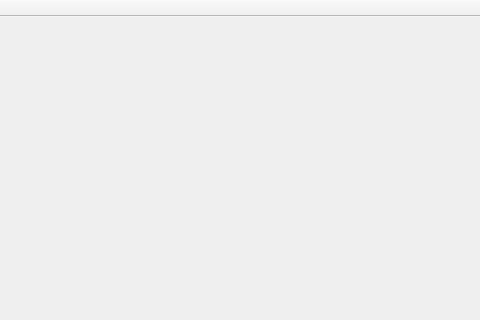
Before: the Qt Designer form gui/libRamsesWidgets/src/PreviewMainWindow.ui in bmwcarit/ramses-composer, drawn with Qt 5; both pictures show x 0 to 480 and y 0 to 320 of the 800 by 600 pixel window.
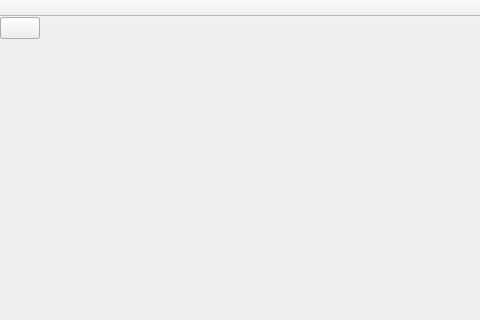
After: the same form once the commit is applied.

Diff of the .ui file:
```diff
--- a/gui/libRamsesWidgets/src/PreviewMainWindow.ui
+++ b/gui/libRamsesWidgets/src/PreviewMainWindow.ui
@@ -13,7 +13,12 @@
   <property name="contextMenuPolicy">
    <enum>Qt::NoContextMenu</enum>
   </property>
-  <widget class="QWidget" name="centralwidget"/>
+  <widget class="QWidget" name="centralwidget">
+   <widget class="QPushButton" name="screenshotButton">
+   </widget>
+   <widget class="QPushButton" name="refreshButton">
+   </widget>
+  </widget>
   <widget class="QStatusBar" name="statusbar">
    <property name="contextMenuPolicy">
     <enum>Qt::NoContextMenu</enum>
```
